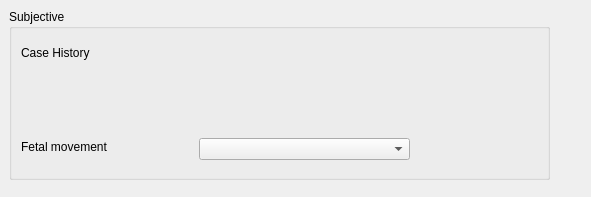
First picture: the form in forms/subforms/maternity/obstetrics/prenatal/ui/xx/prenatalsubjective.ui, repository maternite/freehealth, before the edit.
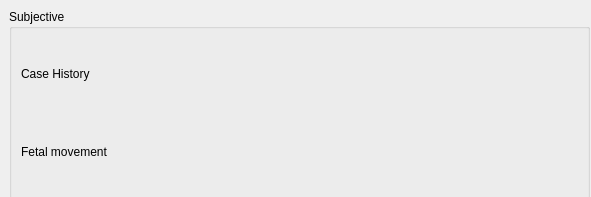
Second picture: the form after the edit.

Diff of the .ui file:
```diff
--- a/forms/subforms/maternity/obstetrics/prenatal/ui/xx/prenatalsubjective.ui
+++ b/forms/subforms/maternity/obstetrics/prenatal/ui/xx/prenatalsubjective.ui
@@ -18,22 +18,18 @@
     <rect>
      <x>9</x>
      <y>9</y>
-     <width>541</width>
-     <height>171</height>
+     <width>581</width>
+     <height>191</height>
     </rect>
    </property>
    <property name="title">
     <string>Subjective</string>
    </property>
-   <widget class="QLabel" name="label">
-    <property name="geometry">
-     <rect>
-      <x>12</x>
-      <y>29</y>
-      <width>130</width>
-      <height>30</height>
-     </rect>
-    </property>
+   <layout class="QGridLayout" name="gridLayout">
+    <item row="0" column="0">
+     <layout class="QVBoxLayout" name="verticalLayout">
+      <item>
+       <widget class="QLabel" name="caseHistoryLabel">
     <property name="minimumSize">
      <size>
       <width>0</width>
@@ -44,40 +40,27 @@
      <string>Case History</string>
     </property>
    </widget>
-   <widget class="QWidget" name="formLayoutWidget">
-    <property name="geometry">
-     <rect>
-      <x>9</x>
-      <y>60</y>
-      <width>531</width>
-      <height>61</height>
-     </rect>
-    </property>
-    <layout class="QFormLayout" name="formLayout"/>
-   </widget>
-   <widget class="QComboBox" name="comboBox">
-    <property name="geometry">
-     <rect>
-      <x>190</x>
-      <y>129</y>
-      <width>211</width>
-      <height>22</height>
-     </rect>
-    </property>
-   </widget>
-   <widget class="QLabel" name="label_2">
-    <property name="geometry">
-     <rect>
-      <x>12</x>
-      <y>130</y>
-      <width>150</width>
-      <height>16</height>
-     </rect>
-    </property>
+      </item>
+      <item>
+       <layout class="QFormLayout" name="caseHistoryFormLayout"/>
+      </item>
+     </layout>
+    </item>
+    <item row="1" column="0">
+     <layout class="QHBoxLayout" name="fetalMovementRadioLayout">
+      <item>
+       <widget class="QLabel" name="fetalMovementLabel">
     <property name="text">
      <string>Fetal movement</string>
     </property>
    </widget>
+      </item>
+      <item>
+       <layout class="QHBoxLayout" name="horizontalLayout"/>
+      </item>
+     </layout>
+    </item>
+   </layout>
   </widget>
  </widget>
  <resources/>
```
Lines whose indentation alone changed are shown as unchanged.
